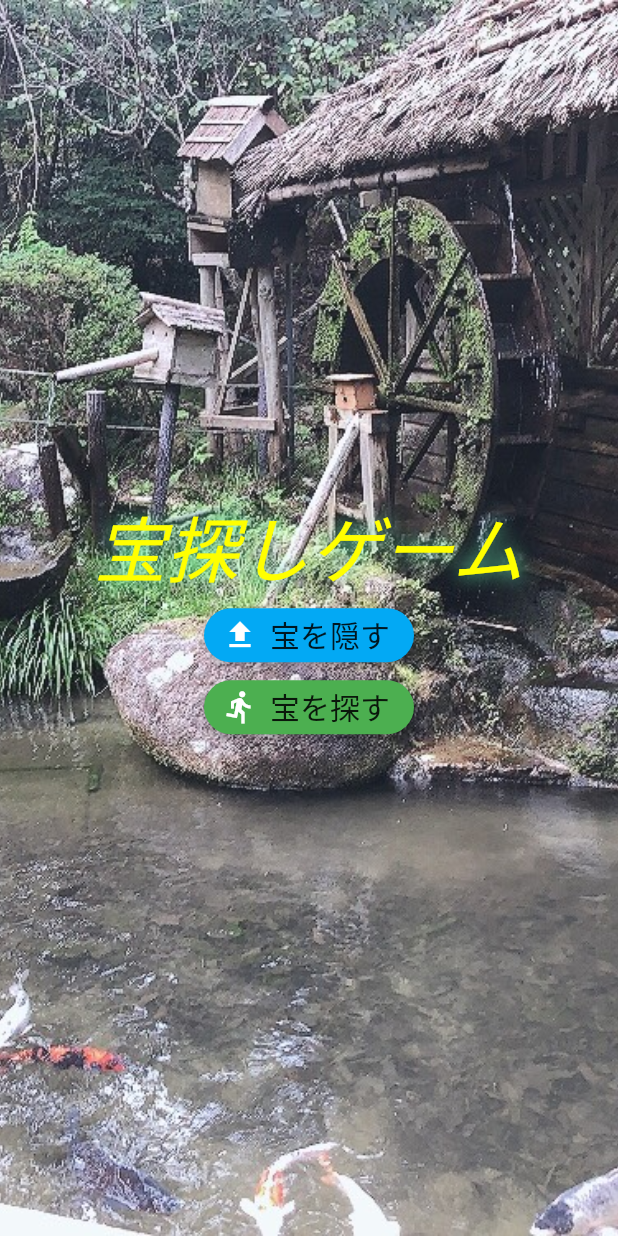
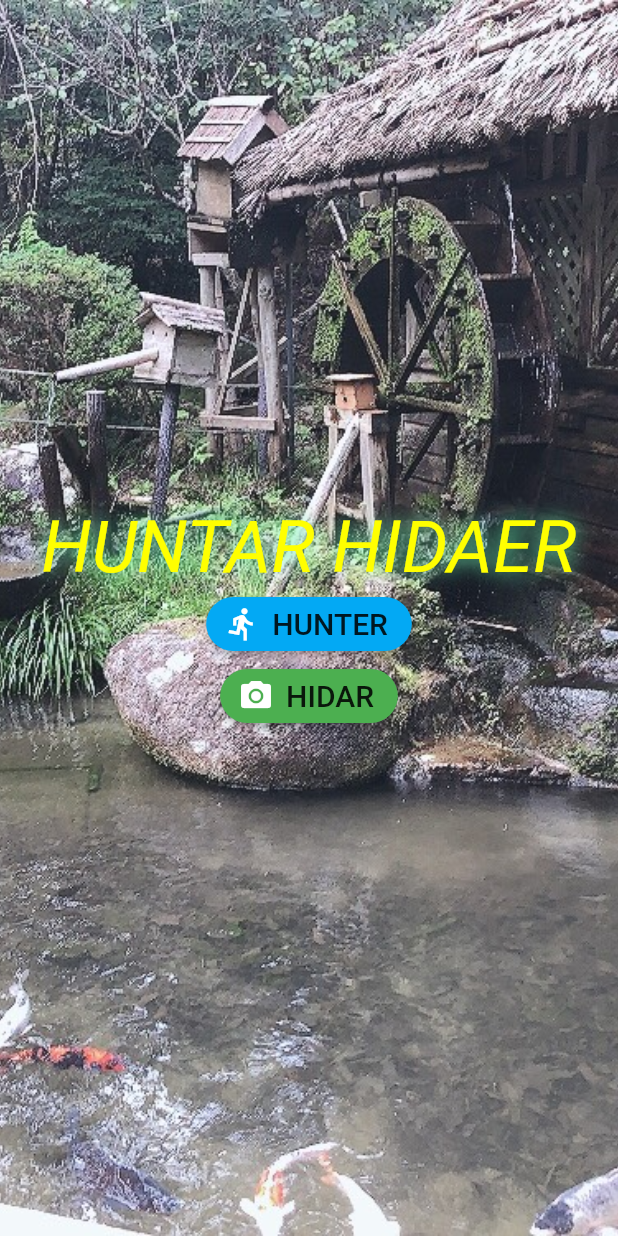
Before and after one commit to adust09/Mixture_app, a Flutter app: the screen it shows after launch, on a phone screen of 412 x 824 dp. Run offline on Flutter 3.47's test engine with Material 2 defaults, Android fonts, the phone set to English and light mode, and no system bars; our stand-ins replace firebase_storage, image_picker, sensors; missing offline and left inert: arkit_plugin, noise_meter; accounts and stored records are empty.

Commit message:
add local image picker

```diff
--- a/lib/screens/AR_screen.dart
+++ b/lib/screens/AR_screen.dart
@@ -7,6 +7,7 @@ import 'package:arkit_plugin/arkit_plugin.dart';
 import 'package:noise_meter/noise_meter.dart';
 import 'package:vector_math/vector_math_64.dart' as vector;
 import 'Result_screen.dart';
+import 'package:firebase_storage/firebase_storage.dart';
 
 double _noiseread;
 double _maxDeci = 0;
@@ -266,7 +267,7 @@ class _ARScreenState extends State<ARScreen> with SingleTickerProviderStateMixin
       final material = ARKitMaterial(
         lightingModelName: ARKitLightingModel.lambert,
         diffuse: ARKitMaterialProperty(
-            image: 'images/earth.jpg'),
+            image: 'images/emoji1.png'),
       );
       sphere = ARKitSphere(
         materials: [material],
--- a/lib/screens/home_screen.dart
+++ b/lib/screens/home_screen.dart
@@ -1,6 +1,12 @@
 import 'package:flutter/material.dart';
 import 'AR_screen.dart';
-import 'Result_screen.dart';
+import 'package:image_picker/image_picker.dart';
+import 'package:flutter/src/widgets/basic.dart';
+import 'dart:async';
+import 'dart:io';
+
+import 'package:flutter/foundation.dart';
+import 'package:flutter/src/widgets/container.dart';
 
 class HomeScreen extends StatefulWidget {
   static const routeName = '/home';
@@ -10,16 +16,150 @@ class HomeScreen extends StatefulWidget {
 }
 
 class _HomeScreenState extends State<HomeScreen> {
+  PickedFile _imageFile;
+  dynamic _pickImageError;
+  bool isVideo = false;
+  String _retrieveDataError;
+  final ImagePicker _picker = ImagePicker();
+  final TextEditingController maxWidthController = TextEditingController();
+  final TextEditingController maxHeightController = TextEditingController();
+  final TextEditingController qualityController = TextEditingController();
+
+
+  Future<void> _displayPickImageDialog(
+      BuildContext context, OnPickImageCallback onPick) async {
+    return showDialog(
+        context: context,
+        builder: (context) {
+          return AlertDialog(
+            title: Text('写真を撮って宝を隠す？'),
+            actions: <Widget>[
+              FlatButton(
+                child: const Text('やめとく'),
+                onPressed: () {
+                  Navigator.of(context).pop();
+                },
+              ),
+              FlatButton(
+                  child: const Text('もちろん'),
+                  onPressed: () {
+                    double width = maxWidthController.text.isNotEmpty
+                        ? double.parse(maxWidthController.text)
+                        : null;
+                    double height = maxHeightController.text.isNotEmpty
+                        ? double.parse(maxHeightController.text)
+                        : null;
+                    int quality = qualityController.text.isNotEmpty
+                        ? int.parse(qualityController.text)
+                        : null;
+                    onPick(width, height, quality);
+                    Navigator.of(context).pop();
+                  }),
+            ],
+          );
+        });
+  }
+
+
+  void _onImageButtonPressed(ImageSource source, {BuildContext context}) async {
+    await _displayPickImageDialog(context,
+            (double maxWidth, double maxHeight, int quality) async {
+          try {
+            final pickedFile = await _picker.getImage(
+              source: source,
+              maxWidth: maxWidth,
+              maxHeight: maxHeight,
+              imageQuality: quality,
+            );
+            setState(() {
+              _imageFile = pickedFile;
+            });
+          } catch (e) {
+            setState(() {
+              _pickImageError = e;
+            });
+          }
+        });
+
+  }
+  Text _getRetrieveErrorWidget() {
+    if (_retrieveDataError != null) {
+      final Text result = Text(_retrieveDataError);
+      _retrieveDataError = null;
+      return result;
+    }
+    return null;
+  }
+
+  Widget _previewImage() {
+    final Text retrieveError = _getRetrieveErrorWidget();
+    if (retrieveError != null) {
+      return retrieveError;
+    }
+    if (_imageFile != null) {
+      if (kIsWeb) {
+        // Why network?
+        // See https://pub.dev/packages/image_picker#getting-ready-for-the-web-platform
+        return Image.network(_imageFile.path);
+      } else {
+        return Image.file(File(_imageFile.path));
+      }
+    } else if (_pickImageError != null) {
+      return Text(
+        'Pick image error: $_pickImageError',
+        textAlign: TextAlign.center,
+      );
+    } else {
+      return const Text(
+        'You have not yet picked an image.',
+        textAlign: TextAlign.center,
+      );
+    }
+  }
     @override
   Widget build(BuildContext context) {
     return Stack(children: <Widget>[
-      new Container(
+      Padding(
+        padding: EdgeInsets.all(0),
+        child: !kIsWeb && defaultTargetPlatform == TargetPlatform.android
+            ? FutureBuilder<void>(
+          builder: (BuildContext context, AsyncSnapshot<void> snapshot) {
+            switch (snapshot.connectionState) {
+              case ConnectionState.none:
+              case ConnectionState.waiting:
+                return const Text(
+                  'You have not yet picked an image.',
+                  textAlign: TextAlign.center,
+                );
+              case ConnectionState.done:
+                return _previewImage();
+              default:
+                if (snapshot.hasError) {
+                  return Text(
+                    'Pick image/video error: ${snapshot.error}}',
+                    textAlign: TextAlign.center,
+                  );
+                } else {
+                  return const Text(
+                    'You have not yet picked an image.',
+                    textAlign: TextAlign.center,
+                  );
+                }
+            }
+          },
+        )
+            : _previewImage(),
+      ),
+      Padding(
+        padding: const EdgeInsets.all(0),
+        child: new Container(
           height: double.infinity,
           width: double.infinity,
           decoration: new BoxDecoration(
             image: new DecorationImage(
               image: new AssetImage("images/background_image.jpg"),
               fit: BoxFit.cover,
+            ),
           ),
         ),
       ),
@@ -32,7 +172,7 @@ class _HomeScreenState extends State<HomeScreen> {
               child: Column(
                 mainAxisAlignment: MainAxisAlignment.center,
                 children: <Widget>[
-                  Text("宝探しゲーム",style: TextStyle(
+                  Text("HUNTAR HIDAER",style: TextStyle(
                       fontSize: 48.0,
                       fontStyle: FontStyle.italic,
                       color: Colors.yellowAccent,
@@ -41,21 +181,20 @@ class _HomeScreenState extends State<HomeScreen> {
                   ),
                   RaisedButton.icon(
                       icon: Icon(
-                        Icons.file_upload,
+                        Icons.directions_run,
                         color: Colors.white,
                       ),
-                      label: Text('宝を隠す',style: TextStyle(fontSize: 20)), color:Colors.lightBlue,shape: StadiumBorder(),
+                      label: Text('HUNTER',style: TextStyle(fontSize: 20)), color:Colors.lightBlue,shape: StadiumBorder(),
                       onPressed: () => Navigator.of(context)
-                          .push(MaterialPageRoute(builder: (context) => ResultScreen()))),
+                          .push(MaterialPageRoute(builder: (context) => ARScreen()))),
 
                   RaisedButton.icon(
                       icon: Icon(
-                        Icons.directions_run,
+                        Icons.camera_alt,
                         color: Colors.white,
                       ),
-                      label: Text('宝を探す',style: TextStyle(fontSize: 20)), color:Colors.green,shape: StadiumBorder(),
-                      onPressed: () => Navigator.of(context)
-                          .push(MaterialPageRoute(builder: (context) => ARScreen())))
+                      label: Text('HIDAR',style: TextStyle(fontSize: 20)), color:Colors.green,shape: StadiumBorder(),
+                      onPressed: () =>_onImageButtonPressed(ImageSource.camera, context: context))
                 ],
               ),
           ),
@@ -64,4 +203,32 @@ class _HomeScreenState extends State<HomeScreen> {
       )
     ]);
   }
+
 }
+
+
+
+typedef void OnPickImageCallback(
+    double maxWidth, double maxHeight, int quality);
+class AspectRatioVideo extends StatefulWidget {
+  @override
+  AspectRatioVideoState createState() => AspectRatioVideoState();
+}
+class AspectRatioVideoState extends State<AspectRatioVideo> {
+  bool initialized = false;
+
+  void _onVideoControllerUpdate() {
+    if (!mounted) {
+      return;
+    }
+  }
+
+
+
+  @override
+  Widget build(BuildContext context) {
+    // TODO: implement build
+    throw UnimplementedError();
+  }
+
+}
--- a/pubspec.yaml
+++ b/pubspec.yaml
@@ -25,6 +25,8 @@ dependencies:
     sdk: flutter
   sensors: ^0.4.2+4
   noise_meter: ^1.2.0+1
+  firebase_storage: ^4.0.0
+  image_picker: ^0.6.7+11
 
 
   # The following adds the Cupertino Icons font to your application.
@@ -52,6 +54,8 @@ flutter:
     - images/earth.jpg
     - images/background_image.jpg
     - images/background_image1.jpg
+    - images/pien.png
+    - images/emoji1.png
   #   - images/a_dot_ham.jpeg
 
   # An image asset can refer to one or more resolution-specific "variants", see
```
Also changed, not shown: images/emoji1.png (added), images/pien.png (added), pubspec.lock, 2 other files. Lines whose indentation alone changed are shown as unchanged.
